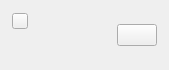
meganz/MEGAsync, file src/MEGASync/gui/ui/BannerWidget.ui: the form before one commit.
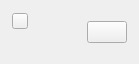
The form after the commit. Icons and pictures are not drawn. Custom widgets are drawn as their Qt base class.

Commit message: Fix banner widget

The edit to the form file:
```diff
--- a/src/MEGASync/gui/ui/BannerWidget.ui
+++ b/src/MEGASync/gui/ui/BannerWidget.ui
@@ -6,8 +6,8 @@
    <rect>
     <x>0</x>
     <y>0</y>
-    <width>169</width>
-    <height>70</height>
+    <width>139</width>
+    <height>64</height>
    </rect>
   </property>
   <property name="sizePolicy">
@@ -135,7 +135,7 @@
       <item>
        <widget class="QWidget" name="wTextContainer" native="true">
         <property name="sizePolicy">
-         <sizepolicy hsizetype="Preferred" vsizetype="Preferred">
+         <sizepolicy hsizetype="Expanding" vsizetype="Preferred">
           <horstretch>0</horstretch>
           <verstretch>0</verstretch>
          </sizepolicy>
@@ -162,7 +162,7 @@
          <item row="0" column="1">
           <widget class="WordWrapLabel" name="lTitle">
            <property name="sizePolicy">
-            <sizepolicy hsizetype="Preferred" vsizetype="Preferred">
+            <sizepolicy hsizetype="Expanding" vsizetype="Preferred">
              <horstretch>0</horstretch>
              <verstretch>0</verstretch>
             </sizepolicy>
@@ -190,7 +190,7 @@
          <item row="1" column="1">
           <widget class="WordWrapLabel" name="lText">
            <property name="sizePolicy">
-            <sizepolicy hsizetype="Preferred" vsizetype="Preferred">
+            <sizepolicy hsizetype="Expanding" vsizetype="Preferred">
              <horstretch>0</horstretch>
              <verstretch>0</verstretch>
             </sizepolicy>
@@ -261,19 +261,6 @@
          <property name="bottomMargin">
           <number>0</number>
          </property>
-         <item>
-          <spacer name="horizontalSpacer">
-           <property name="orientation">
-            <enum>Qt::Horizontal</enum>
-           </property>
-           <property name="sizeHint" stdset="0">
-            <size>
-             <width>0</width>
-             <height>0</height>
-            </size>
-           </property>
-          </spacer>
-         </item>
          <item>
           <widget class="QPushButton" name="bLink">
            <property name="sizePolicy">
```
